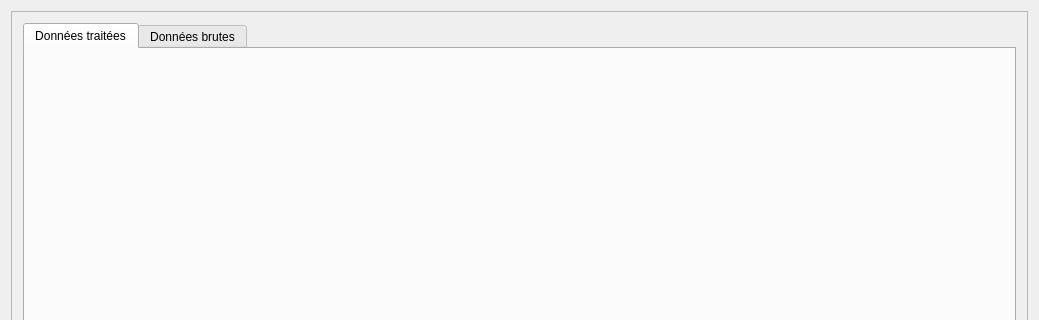
Above: src/IHM.ui from yafeunteun/IHM before the change; both pictures show x 0 to 1039 and y 0 to 320 of the 1039 by 647 pixel window. Below: the same form after it.
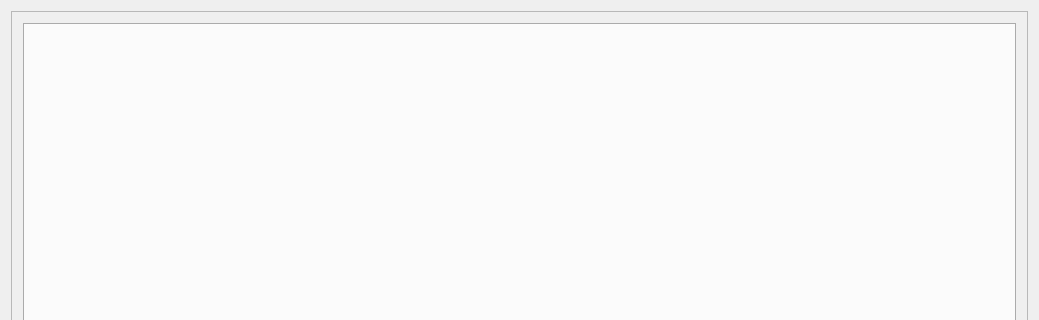
That is the form after the change.

Diff of the .ui file:
```diff
--- a/src/IHM.ui
+++ b/src/IHM.ui
@@ -44,16 +44,6 @@
          <property name="currentIndex">
           <number>0</number>
          </property>
-         <widget class="QWidget" name="tabAccel">
-          <attribute name="title">
-           <string>Données traitées</string>
-          </attribute>
-         </widget>
-         <widget class="QWidget" name="tabDebug">
-          <attribute name="title">
-           <string>Données brutes</string>
-          </attribute>
-         </widget>
         </widget>
        </item>
       </layout>
```
Left out of the diff: 2 changed lines with no effect on the pictures.
